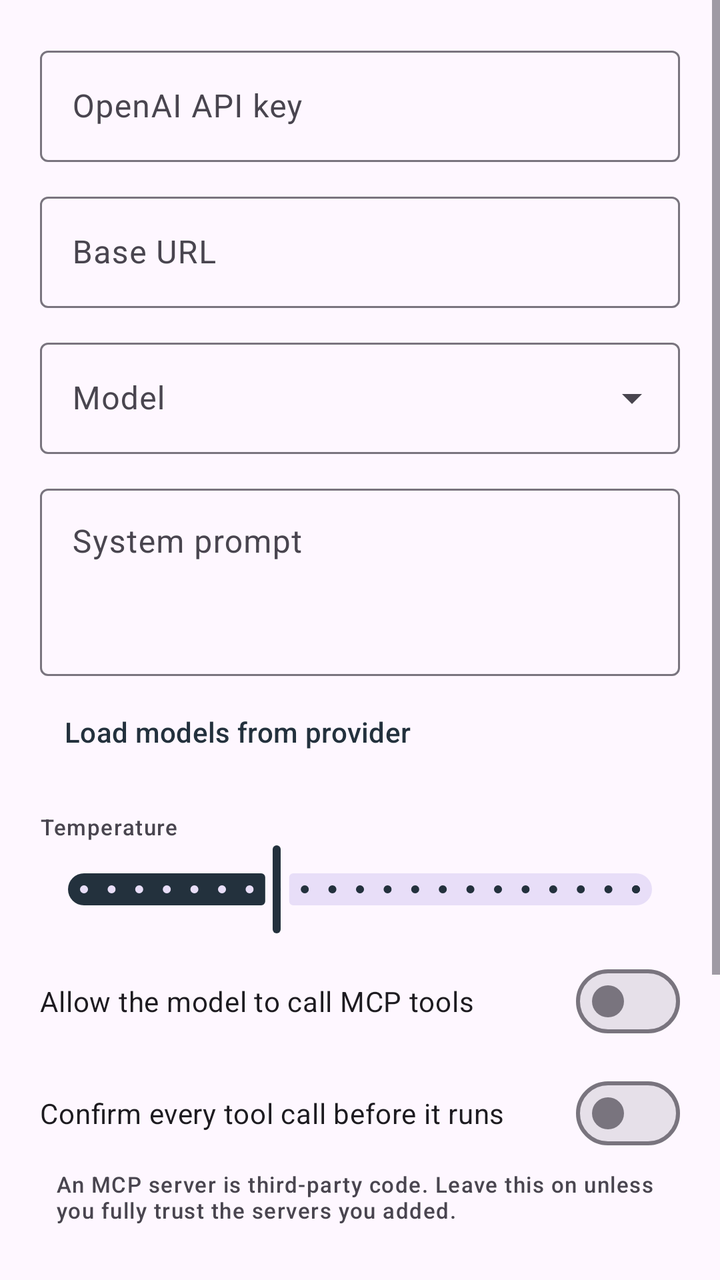
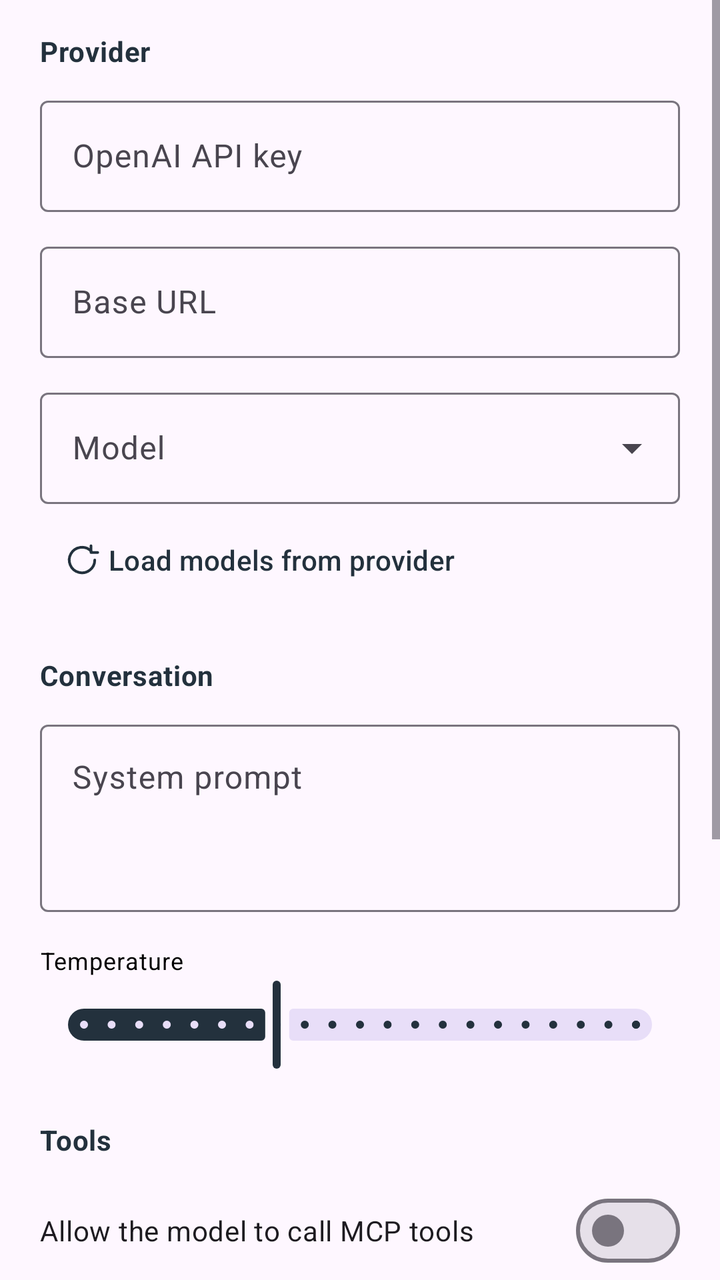

Before-and-after screenshots of an Android layout around one commit, followed by the original layout XML and the change that was made.
<!-- AndroidManifest.xml: application theme Theme.McpAiChat -->
<!-- res/layout/activity_settings.xml -->
<?xml version="1.0" encoding="utf-8"?>
<ScrollView xmlns:android="http://schemas.android.com/apk/res/android"
    xmlns:app="http://schemas.android.com/apk/res-auto"
    xmlns:tools="http://schemas.android.com/tools"
    android:layout_width="match_parent"
    android:layout_height="match_parent"
    android:background="?attr/colorSurface"
    android:fillViewport="true">

    <LinearLayout
        android:layout_width="match_parent"
        android:layout_height="wrap_content"
        android:orientation="vertical"
        android:padding="20dp">

        <com.google.android.material.textfield.TextInputLayout
            style="@style/Widget.Material3.TextInputLayout.OutlinedBox"
            android:layout_width="match_parent"
            android:layout_height="wrap_content"
            android:hint="@string/label_api_key">

            <com.google.android.material.textfield.TextInputEditText
                android:id="@+id/apiKeyField"
                android:layout_width="match_parent"
                android:layout_height="wrap_content"
                android:inputType="textPassword" />
        </com.google.android.material.textfield.TextInputLayout>

        <com.google.android.material.textfield.TextInputLayout
            style="@style/Widget.Material3.TextInputLayout.OutlinedBox"
            android:layout_width="match_parent"
            android:layout_height="wrap_content"
            android:layout_marginTop="12dp"
            android:hint="@string/label_base_url">

            <com.google.android.material.textfield.TextInputEditText
                android:id="@+id/baseUrlField"
                android:layout_width="match_parent"
                android:layout_height="wrap_content"
                android:inputType="textUri" />
        </com.google.android.material.textfield.TextInputLayout>

        <com.google.android.material.textfield.TextInputLayout
            style="@style/Widget.Material3.TextInputLayout.OutlinedBox.ExposedDropdownMenu"
            android:layout_width="match_parent"
            android:layout_height="wrap_content"
            android:layout_marginTop="12dp"
            android:hint="@string/label_model">

            <com.google.android.material.textfield.MaterialAutoCompleteTextView
                android:id="@+id/modelField"
                android:layout_width="match_parent"
                android:layout_height="wrap_content"
                android:inputType="none"
                tools:ignore="LabelFor" />
        </com.google.android.material.textfield.TextInputLayout>

        <com.google.android.material.textfield.TextInputLayout
            style="@style/Widget.Material3.TextInputLayout.OutlinedBox"
            android:layout_width="match_parent"
            android:layout_height="wrap_content"
            android:layout_marginTop="12dp"
            android:hint="@string/label_system_prompt">

            <com.google.android.material.textfield.TextInputEditText
                android:id="@+id/systemPromptField"
                android:layout_width="match_parent"
                android:layout_height="wrap_content"
                android:gravity="top"
                android:inputType="textMultiLine"
                android:minLines="3" />
        </com.google.android.material.textfield.TextInputLayout>

        <com.google.android.material.button.MaterialButton
            android:id="@+id/refreshModelsButton"
            style="@style/Widget.Material3.Button.TextButton"
            android:layout_width="wrap_content"
            android:layout_height="wrap_content"
            android:layout_marginTop="4dp"
            android:text="@string/action_refresh_models" />

        <TextView
            android:layout_width="wrap_content"
            android:layout_height="wrap_content"
            android:layout_marginTop="16dp"
            android:text="@string/label_temperature"
            android:textAppearance="@style/TextAppearance.McpAiChat.Meta" />

        <com.google.android.material.slider.Slider
            android:id="@+id/temperatureSlider"
            android:layout_width="match_parent"
            android:layout_height="wrap_content"
            android:stepSize="0.1"
            android:value="0.7"
            android:valueFrom="0.0"
            android:valueTo="2.0" />

        <com.google.android.material.materialswitch.MaterialSwitch
            android:id="@+id/toolsSwitch"
            android:layout_width="match_parent"
            android:layout_height="wrap_content"
            android:layout_marginTop="8dp"
            android:text="@string/label_enabled_tools" />

        <com.google.android.material.materialswitch.MaterialSwitch
            android:id="@+id/confirmToolsSwitch"
            android:layout_width="match_parent"
            android:layout_height="wrap_content"
            android:layout_marginTop="8dp"
            android:text="@string/label_confirm_tools" />

        <TextView
            android:layout_width="match_parent"
            android:layout_height="wrap_content"
            android:layout_marginStart="8dp"
            android:layout_marginTop="4dp"
            android:text="@string/label_confirm_tools_hint"
            android:textAppearance="@style/TextAppearance.McpAiChat.Meta" />

        <TextView
            android:id="@+id/historyLabel"
            android:layout_width="wrap_content"
            android:layout_height="wrap_content"
            android:layout_marginTop="16dp"
            android:textAppearance="@style/TextAppearance.McpAiChat.Meta" />

        <com.google.android.material.slider.Slider
            android:id="@+id/historySlider"
            android:layout_width="match_parent"
            android:layout_height="wrap_content"
            android:stepSize="4"
            android:value="40"
            android:valueFrom="4"
            android:valueTo="120" />

        <TextView
            android:layout_width="match_parent"
            android:layout_height="wrap_content"
            android:layout_marginStart="8dp"
            android:layout_marginTop="4dp"
            android:text="@string/label_history_hint"
            android:textAppearance="@style/TextAppearance.McpAiChat.Meta" />

        <com.google.android.material.button.MaterialButton
            android:id="@+id/saveButton"
            android:layout_width="match_parent"
            android:layout_height="wrap_content"
            android:layout_marginTop="24dp"
            android:text="@string/action_save" />

    </LinearLayout>
</ScrollView>
<!-- resources referenced by this layout -->
<resources>
  <string name="action_refresh_models">Load models from provider</string>
  <string name="action_save">Save</string>
  <string name="label_api_key">OpenAI API key</string>
  <string name="label_base_url">Base URL</string>
  <string name="label_confirm_tools">Confirm every tool call before it runs</string>
  <string name="label_confirm_tools_hint">An MCP server is third-party code. Leave this on unless you fully trust the servers you added.</string>
  <string name="label_enabled_tools">Allow the model to call MCP tools</string>
  <string name="label_history_hint">Older messages stay on disk but are not re-sent, which keeps each turn fast and cheap. The assistant message that requested a tool is always kept together with its result.</string>
  <string name="label_model">Model</string>
  <string name="label_system_prompt">System prompt</string>
  <string name="label_temperature">Temperature</string>
  <style name="TextAppearance.McpAiChat.Meta" parent="TextAppearance.Material3.LabelSmall">
          <item name="android:textColor">?android:attr/textColorSecondary</item>
      </style>
  <style name="Theme.McpAiChat" parent="Theme.Material3.DayNight.NoActionBar">
          <item name="colorPrimary">@color/brand_primary</item>
          <item name="colorOnPrimary">@color/white</item>
          <item name="colorSecondary">@color/brand_accent</item>
          <item name="colorOnSecondary">@color/white</item>
          <item name="android:statusBarColor">?attr/colorSurface</item>
          <item name="android:windowLightStatusBar" tools:targetApi="m">true</item>
      </style>
  <color name="brand_primary">#FF23313D</color>
  <color name="white">#FFFFFFFF</color>
  <color name="brand_accent">#FF7BFFF0</color>
</resources>

<!-- the commit's change to res/layout/activity_settings.xml (unified diff, before → after) -->
@@ -11,7 +11,17 @@
         android:layout_width="match_parent"
         android:layout_height="wrap_content"
         android:orientation="vertical"
-        android:padding="20dp">
+        android:paddingStart="20dp"
+        android:paddingTop="16dp"
+        android:paddingEnd="20dp"
+        android:paddingBottom="28dp">
+
+        <TextView
+            android:layout_width="wrap_content"
+            android:layout_height="wrap_content"
+            android:paddingBottom="10dp"
+            android:text="Provider"
+            android:textAppearance="@style/TextAppearance.McpAiChat.SectionHeader" />
 
         <com.google.android.material.textfield.TextInputLayout
             style="@style/Widget.Material3.TextInputLayout.OutlinedBox"
@@ -55,11 +65,27 @@
                 tools:ignore="LabelFor" />
         </com.google.android.material.textfield.TextInputLayout>
 
+        <com.google.android.material.button.MaterialButton
+            android:id="@+id/refreshModelsButton"
+            style="@style/Widget.Material3.Button.TextButton"
+            android:layout_width="wrap_content"
+            android:layout_height="wrap_content"
+            android:layout_marginTop="4dp"
+            android:text="@string/action_refresh_models"
+            app:icon="@drawable/ic_refresh" />
+
+        <TextView
+            android:layout_width="wrap_content"
+            android:layout_height="wrap_content"
+            android:layout_marginTop="24dp"
+            android:paddingBottom="10dp"
+            android:text="Conversation"
+            android:textAppearance="@style/TextAppearance.McpAiChat.SectionHeader" />
+
         <com.google.android.material.textfield.TextInputLayout
             style="@style/Widget.Material3.TextInputLayout.OutlinedBox"
             android:layout_width="match_parent"
             android:layout_height="wrap_content"
-            android:layout_marginTop="12dp"
             android:hint="@string/label_system_prompt">
 
             <com.google.android.material.textfield.TextInputEditText
@@ -71,20 +97,12 @@
                 android:minLines="3" />
         </com.google.android.material.textfield.TextInputLayout>
 
-        <com.google.android.material.button.MaterialButton
-            android:id="@+id/refreshModelsButton"
-            style="@style/Widget.Material3.Button.TextButton"
-            android:layout_width="wrap_content"
-            android:layout_height="wrap_content"
-            android:layout_marginTop="4dp"
-            android:text="@string/action_refresh_models" />
-
         <TextView
             android:layout_width="wrap_content"
             android:layout_height="wrap_content"
             android:layout_marginTop="16dp"
             android:text="@string/label_temperature"
-            android:textAppearance="@style/TextAppearance.McpAiChat.Meta" />
+            android:textAppearance="@style/TextAppearance.McpAiChat.LabelMedium" />
 
         <com.google.android.material.slider.Slider
             android:id="@+id/temperatureSlider"
@@ -94,6 +112,14 @@
             android:value="0.7"
             android:valueFrom="0.0"
             android:valueTo="2.0" />
+
+        <TextView
+            android:layout_width="wrap_content"
+            android:layout_height="wrap_content"
+            android:layout_marginTop="24dp"
+            android:paddingBottom="4dp"
+            android:text="Tools"
+            android:textAppearance="@style/TextAppearance.McpAiChat.SectionHeader" />
 
         <com.google.android.material.materialswitch.MaterialSwitch
             android:id="@+id/toolsSwitch"
@@ -115,14 +141,14 @@
             android:layout_marginStart="8dp"
             android:layout_marginTop="4dp"
             android:text="@string/label_confirm_tools_hint"
-            android:textAppearance="@style/TextAppearance.McpAiChat.Meta" />
+            android:textAppearance="@style/TextAppearance.McpAiChat.ItemMeta" />
 
         <TextView
             android:id="@+id/historyLabel"
             android:layout_width="wrap_content"
             android:layout_height="wrap_content"
             android:layout_marginTop="16dp"
-            android:textAppearance="@style/TextAppearance.McpAiChat.Meta" />
+            android:textAppearance="@style/TextAppearance.McpAiChat.LabelMedium" />
 
         <com.google.android.material.slider.Slider
             android:id="@+id/historySlider"
@@ -139,14 +165,15 @@
             android:layout_marginStart="8dp"
             android:layout_marginTop="4dp"
             android:text="@string/label_history_hint"
-            android:textAppearance="@style/TextAppearance.McpAiChat.Meta" />
+            android:textAppearance="@style/TextAppearance.McpAiChat.ItemMeta" />
 
         <com.google.android.material.button.MaterialButton
             android:id="@+id/saveButton"
             android:layout_width="match_parent"
             android:layout_height="wrap_content"
-            android:layout_marginTop="24dp"
-            android:text="@string/action_save" />
+            android:layout_marginTop="28dp"
+            android:text="@string/action_save"
+            app:icon="@drawable/ic_check" />
 
     </LinearLayout>
 </ScrollView>
<!-- resource entries referenced after the edit -->
@@ -1,5 +1,36 @@
 <!-- resources referenced by this layout -->
 <resources>
+  <!-- drawable ic_check (drawable) -->
+  <vector xmlns:android="http://schemas.android.com/apk/res/android"
+      android:width="24dp"
+      android:height="24dp"
+      android:viewportWidth="24"
+      android:viewportHeight="24">
+      <path
+          android:pathData="M5,12.5l4.5,4.5l9.5,-10"
+          android:strokeColor="?attr/colorControlNormal"
+          android:strokeWidth="2"
+          android:strokeLineCap="round"
+          android:strokeLineJoin="round" />
+  </vector>
+  <!-- drawable ic_refresh (drawable) -->
+  <vector xmlns:android="http://schemas.android.com/apk/res/android"
+      android:width="24dp"
+      android:height="24dp"
+      android:viewportWidth="24"
+      android:viewportHeight="24">
+      <path
+          android:pathData="M20.5,12a8.5,8.5 0 1,1 -2.5,-6"
+          android:strokeColor="?attr/colorControlNormal"
+          android:strokeWidth="1.8"
+          android:strokeLineCap="round" />
+      <path
+          android:pathData="M18,2.5v4.5h4.5"
+          android:strokeColor="?attr/colorControlNormal"
+          android:strokeWidth="1.8"
+          android:strokeLineCap="round"
+          android:strokeLineJoin="round" />
+  </vector>
   <string name="action_refresh_models">Load models from provider</string>
   <string name="action_save">Save</string>
   <string name="label_api_key">OpenAI API key</string>
@@ -11,19 +42,40 @@
   <string name="label_model">Model</string>
   <string name="label_system_prompt">System prompt</string>
   <string name="label_temperature">Temperature</string>
-  <style name="TextAppearance.McpAiChat.Meta" parent="TextAppearance.Material3.LabelSmall">
+  <style name="TextAppearance.McpAiChat.ItemMeta" parent="TextAppearance.McpAiChat.BodySmall">
           <item name="android:textColor">?android:attr/textColorSecondary</item>
+      </style>
+  <style name="TextAppearance.McpAiChat.LabelMedium" parent="">
+          <item name="android:textSize">12sp</item>
+          <item name="android:lineSpacingMultiplier">1.25</item>
+          <item name="android:letterSpacing">0.03</item>
+      </style>
+  <style name="TextAppearance.McpAiChat.SectionHeader" parent="TextAppearance.McpAiChat.LabelLarge">
+          <item name="android:textColor">?attr/colorPrimary</item>
+          <item name="android:textAllCaps">false</item>
       </style>
   <style name="Theme.McpAiChat" parent="Theme.Material3.DayNight.NoActionBar">
           <item name="colorPrimary">@color/brand_primary</item>
           <item name="colorOnPrimary">@color/white</item>
           <item name="colorSecondary">@color/brand_accent</item>
-          <item name="colorOnSecondary">@color/white</item>
+          <item name="colorOnSecondary">@color/black</item>
           <item name="android:statusBarColor">?attr/colorSurface</item>
           <item name="android:windowLightStatusBar" tools:targetApi="m">true</item>
+      </style>
+  <style name="TextAppearance.McpAiChat.BodySmall" parent="">
+          <item name="android:textSize">12sp</item>
+          <item name="android:lineSpacingMultiplier">1.35</item>
+          <item name="android:letterSpacing">0.02</item>
+      </style>
+  <style name="TextAppearance.McpAiChat.LabelLarge" parent="">
+          <item name="android:textStyle">bold</item>
+          <item name="android:textSize">14sp</item>
+          <item name="android:lineSpacingMultiplier">1.25</item>
+          <item name="android:letterSpacing">0.02</item>
       </style>
   <color name="brand_primary">#FF23313D</color>
   <color name="white">#FFFFFFFF</color>
   <color name="brand_accent">#FF7BFFF0</color>
+  <color name="black">#FF000000</color>
 </resources>
 
